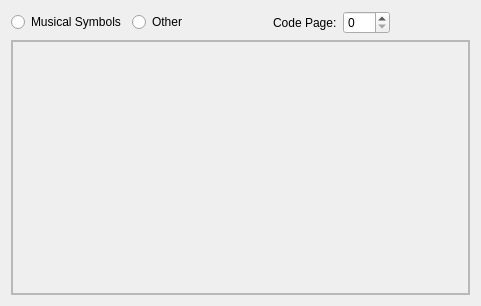
Old version of the form mscore/mscore/textpalette.ui in the repository musescore/musescore-old.
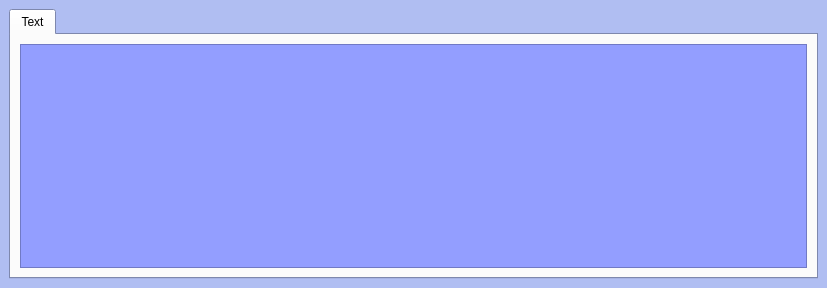
New version of the form.

Diff of the .ui file:
```diff
--- a/mscore/mscore/textpalette.ui
+++ b/mscore/mscore/textpalette.ui
@@ -1,104 +1,169 @@
 <?xml version="1.0" encoding="UTF-8"?>
 <ui version="4.0">
  <class>TextPaletteBase</class>
- <widget class="QWidget" name="TextPaletteBase">
-  <property name="geometry">
+ <widget class="QWidget" name="TextPaletteBase" >
+  <property name="geometry" >
    <rect>
     <x>0</x>
     <y>0</y>
-    <width>481</width>
-    <height>306</height>
+    <width>827</width>
+    <height>288</height>
    </rect>
   </property>
-  <property name="windowTitle">
+  <property name="palette" >
+   <palette>
+    <active>
+     <colorrole role="Base" >
+      <brush brushstyle="SolidPattern" >
+       <color alpha="255" >
+        <red>255</red>
+        <green>255</green>
+        <blue>255</blue>
+       </color>
+      </brush>
+     </colorrole>
+     <colorrole role="Window" >
+      <brush brushstyle="SolidPattern" >
+       <color alpha="255" >
+        <red>176</red>
+        <green>190</green>
+        <blue>242</blue>
+       </color>
+      </brush>
+     </colorrole>
+    </active>
+    <inactive>
+     <colorrole role="Base" >
+      <brush brushstyle="SolidPattern" >
+       <color alpha="255" >
+        <red>255</red>
+        <green>255</green>
+        <blue>255</blue>
+       </color>
+      </brush>
+     </colorrole>
+     <colorrole role="Window" >
+      <brush brushstyle="SolidPattern" >
+       <color alpha="255" >
+        <red>176</red>
+        <green>190</green>
+        <blue>242</blue>
+       </color>
+      </brush>
+     </colorrole>
+    </inactive>
+    <disabled>
+     <colorrole role="Base" >
+      <brush brushstyle="SolidPattern" >
+       <color alpha="255" >
+        <red>176</red>
+        <green>190</green>
+        <blue>242</blue>
+       </color>
+      </brush>
+     </colorrole>
+     <colorrole role="Window" >
+      <brush brushstyle="SolidPattern" >
+       <color alpha="255" >
+        <red>176</red>
+        <green>190</green>
+        <blue>242</blue>
+       </color>
+      </brush>
+     </colorrole>
+    </disabled>
+   </palette>
+  </property>
+  <property name="windowTitle" >
    <string>MuseScore: Special Text Symbols</string>
   </property>
-  <layout class="QVBoxLayout" name="verticalLayout_2">
+  <layout class="QVBoxLayout" >
+   <property name="spacing" >
+    <number>6</number>
+   </property>
+   <property name="margin" >
+    <number>9</number>
+   </property>
    <item>
-    <layout class="QHBoxLayout" name="horizontalLayout">
-     <item>
-      <widget class="QRadioButton" name="musicalSymbols">
-       <property name="text">
-        <string>Musical Symbols</string>
-       </property>
-      </widget>
-     </item>
-     <item>
-      <widget class="QRadioButton" name="otherSymbols">
-       <property name="text">
-        <string>Other</string>
-       </property>
-      </widget>
-     </item>
-     <item>
-      <spacer name="horizontalSpacer_2">
-       <property name="orientation">
-        <enum>Qt::Horizontal</enum>
-       </property>
-       <property name="sizeHint" stdset="0">
-        <size>
-         <width>40</width>
-         <height>20</height>
-        </size>
-       </property>
-      </spacer>
-     </item>
-     <item>
-      <widget class="QLabel" name="label">
-       <property name="text">
-        <string>Code Page:</string>
-       </property>
-      </widget>
-     </item>
-     <item>
-      <widget class="QSpinBox" name="codePage">
-       <property name="maximum">
-        <number>255</number>
-       </property>
-      </widget>
-     </item>
-     <item>
-      <spacer name="horizontalSpacer">
-       <property name="orientation">
-        <enum>Qt::Horizontal</enum>
-       </property>
-       <property name="sizeHint" stdset="0">
-        <size>
-         <width>40</width>
-         <height>20</height>
-        </size>
-       </property>
-      </spacer>
-     </item>
-    </layout>
-   </item>
-   <item>
-    <widget class="QScrollArea" name="scrollArea">
-     <property name="widgetResizable">
-      <bool>true</bool>
+    <widget class="QTabWidget" name="tabWidget" >
+     <property name="currentIndex" >
+      <number>0</number>
      </property>
-     <widget class="QWidget" name="scrollAreaWidgetContents">
-      <property name="geometry">
-       <rect>
-        <x>0</x>
-        <y>0</y>
-        <width>467</width>
-        <height>264</height>
-       </rect>
-      </property>
-      <layout class="QVBoxLayout" name="verticalLayout">
-       <property name="spacing">
-        <number>0</number>
-       </property>
-       <property name="margin">
-        <number>0</number>
-       </property>
+     <widget class="QWidget" name="tab" >
+      <attribute name="title" >
+       <string>Text</string>
+      </attribute>
+      <layout class="QVBoxLayout" >
        <item>
-        <widget class="QFrame" name="symbolBox">
-         <property name="autoFillBackground">
-          <bool>false</bool>
+        <widget class="QFrame" name="symbolBox" >
+         <property name="palette" >
+          <palette>
+           <active>
+            <colorrole role="Base" >
+             <brush brushstyle="SolidPattern" >
+              <color alpha="255" >
+               <red>255</red>
+               <green>255</green>
+               <blue>255</blue>
+              </color>
+             </brush>
+            </colorrole>
+            <colorrole role="Window" >
+             <brush brushstyle="SolidPattern" >
+              <color alpha="255" >
+               <red>147</red>
+               <green>158</green>
+               <blue>255</blue>
+              </color>
+             </brush>
+            </colorrole>
+           </active>
+           <inactive>
+            <colorrole role="Base" >
+             <brush brushstyle="SolidPattern" >
+              <color alpha="255" >
+               <red>255</red>
+               <green>255</green>
+               <blue>255</blue>
+              </color>
+             </brush>
+            </colorrole>
+            <colorrole role="Window" >
+             <brush brushstyle="SolidPattern" >
+              <color alpha="255" >
+               <red>147</red>
+               <green>158</green>
+               <blue>255</blue>
+              </color>
+             </brush>
+            </colorrole>
+           </inactive>
+           <disabled>
+            <colorrole role="Base" >
+             <brush brushstyle="SolidPattern" >
+              <color alpha="255" >
+               <red>147</red>
+               <green>158</green>
+               <blue>255</blue>
+              </color>
+             </brush>
+            </colorrole>
+            <colorrole role="Window" >
+             <brush brushstyle="SolidPattern" >
+              <color alpha="255" >
+               <red>147</red>
+               <green>158</green>
+               <blue>255</blue>
+              </color>
+             </brush>
+            </colorrole>
+           </disabled>
+          </palette>
          </property>
-         <property name="frameShape">
+         <property name="autoFillBackground" >
+          <bool>true</bool>
+         </property>
+         <property name="frameShape" >
           <enum>QFrame::StyledPanel</enum>
          </property>
          <property name="frameShadow">
```
Left out of the diff: 7 changed lines with no effect on the pictures.
